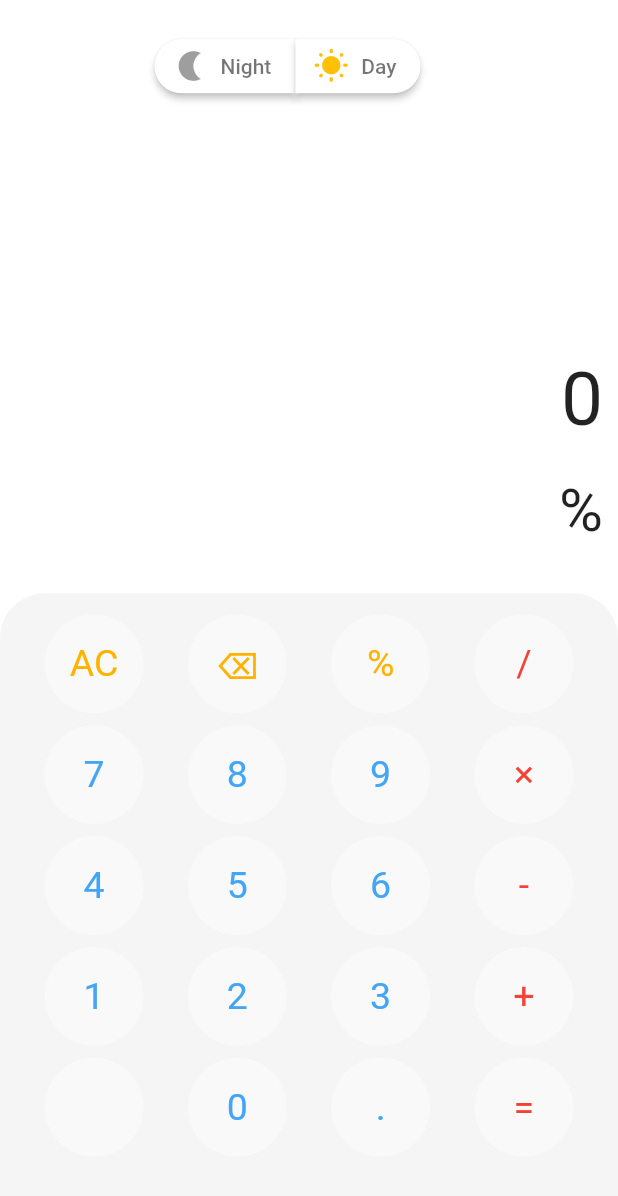
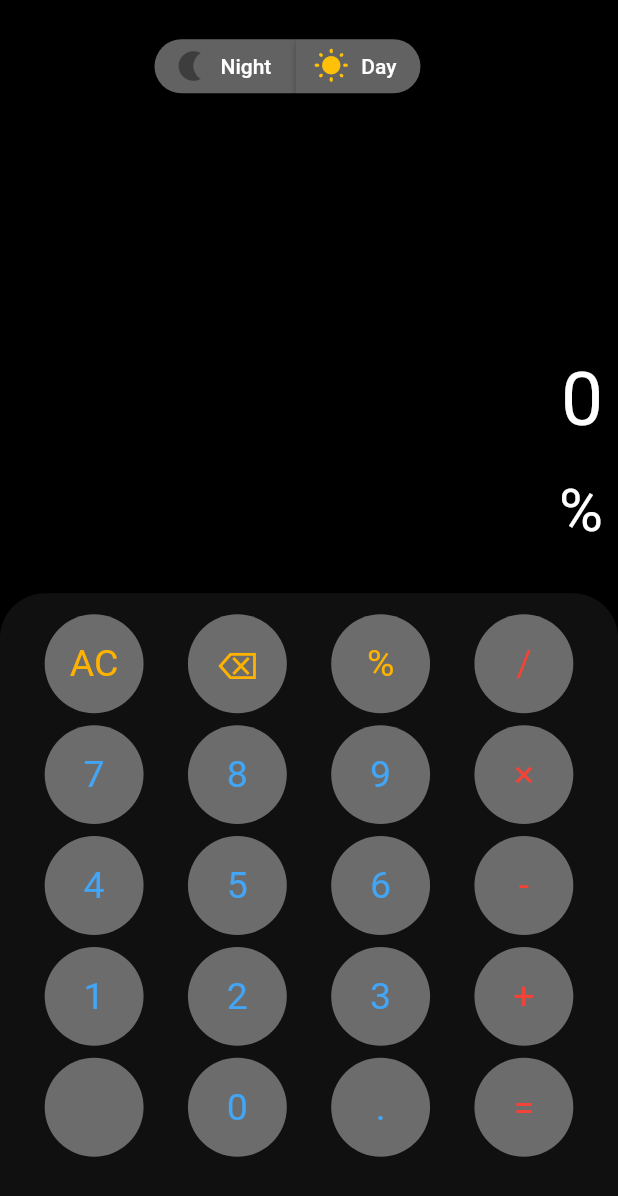
Before and after one commit to Oabanjo01/calculator-app, a Flutter app: the screen it shows after launch, after a tap on an icon or button, on a phone screen of 412 x 824 dp. Shown: the top 1196 px of the screen. Run offline on Flutter 3.47's test engine with Material 2 defaults, Android fonts, the phone set to English and light mode, and no system bars; our stand-ins replace math_expressions, shared_preferences.

Commit message:
The operators now work, theme is good, but needs more work

```diff
--- a/lib/main.dart
+++ b/lib/main.dart
@@ -1,4 +1,5 @@
 import 'package:flutter/material.dart';
+import 'package:shared_preferences/shared_preferences.dart';
 
 import 'screen/home.dart';
 
@@ -9,38 +10,57 @@ void main () {
 class CalculatorApp extends StatefulWidget {
   CalculatorApp({ Key? key }) : super(key: key);
 
-  late bool isLight = true;
-
   @override
   State<CalculatorApp> createState() => _CalculatorAppState();
 }
 
 class _CalculatorAppState extends State<CalculatorApp>{
 
-  toggleDarkTheme () {
+  int themeisLight = 0;
+
+  startingTheme () async {
+    SharedPreferences pref = await SharedPreferences.getInstance();
+    if (pref.getInt('isLight') != null) {
+      themeisLight = pref.getInt('isLight')!;
+    } else {
+      pref.setInt('isLight', themeisLight);
+    }
     setState(() {
-      widget.isLight = false;
+
     });
   }
 
-  toggleLightTheme () {
+  toggleTheme () async {
+    SharedPreferences pref = await SharedPreferences.getInstance();
+    if (pref.getInt('isLight') == 1) {
+      pref.setInt('isLight', 0);
+      themeisLight = 0;
+    } else {
+      pref.setInt('isLight', 1);
+      themeisLight = 1;
+    }
     setState(() {
-      widget.isLight = true;
+
     });
+  }
+  @override
+  void initState() {
+    startingTheme();
+    super.initState();
   }
 
   // @override
   // void didChangeDependencies() {
+  //   toggleTheme();
   //   super.didChangeDependencies();
-  //   toggleDarkTheme();
-  //   toggleDarkTheme();
   // }
+
   @override
   Widget build(BuildContext context) {
     return MaterialApp(
       debugShowCheckedModeBanner: false,
-      home: Home(toggleDark: toggleDarkTheme, toggleLight: toggleLightTheme,),
-      themeMode: widget.isLight ? ThemeMode.light : ThemeMode.dark,
+      home: Home(toggle: toggleTheme,),
+      themeMode: themeisLight == 1 ? ThemeMode.light : ThemeMode.dark,
       darkTheme: ThemeData(
         splashColor: Colors.white,
         scaffoldBackgroundColor: Colors.black,
--- a/lib/screen/home.dart
+++ b/lib/screen/home.dart
@@ -1,11 +1,10 @@
 import 'package:flutter/cupertino.dart';
 import 'package:flutter/material.dart';
+import 'package:math_expressions/math_expressions.dart';
 
 class Home extends StatefulWidget {
-  Home({Key? key, required this.toggleDark, required this.toggleLight}) : super(key: key);
-
-  Function toggleDark;
-  Function toggleLight;
+  Home({Key? key, this.toggle}) : super(key: key);
+  var toggle;
 
   @override
   State<Home> createState() => _HomeState();
@@ -13,6 +12,8 @@ class Home extends StatefulWidget {
 
 class _HomeState extends State<Home> {
   var input = '0';
+
+  var solution = '';
 
   var output = '0';
 
@@ -28,10 +29,27 @@ class _HomeState extends State<Home> {
           input = '0';
         }
       } else if (buttonText == '=') {
-        output = input;
+        solution = input;
+        solution = solution.replaceAll('×', '*');
+
+        try{
+          Parser p = Parser();
+          Expression exp = p.parse(solution);
+
+          ContextModel cm = ContextModel();
+          output = "${exp.evaluate(EvaluationType.REAL, cm)}";
+        }catch(e){
+          output = "error";
+        }
+
+
       } else if (input == '0') {
           input = buttonText;
-      } else {
+      } else if (buttonText == '%') {
+        solution = input;
+        output = (int.parse(solution)/100).toString();
+      }
+      else {
         input += buttonText;
       }
     });
@@ -65,12 +83,14 @@ class _HomeState extends State<Home> {
                   left: size.width * 0.25,
                   child: Container(
                     height: size.height * 0.1,
+                    child: InkWell(
                       child: Row(
                         mainAxisAlignment: MainAxisAlignment.center,
                         children: <Widget>[
                           night_button(),
                           day_button(),
                         ],
+                      ),
                     ),
                   ),
                 ),
@@ -157,9 +177,8 @@ class _HomeState extends State<Home> {
 
   void buttonPress() {}
 
-  InkWell day_button() {
-    return InkWell(
-      child: ElevatedButton.icon(
+  Widget day_button() {
+    return ElevatedButton.icon(
       icon: const Icon(
         Icons.wb_sunny_rounded,
         color: Colors.amber,
@@ -171,17 +190,15 @@ class _HomeState extends State<Home> {
               topRight: Radius.circular(20),
             ),
           ))),
-        onPressed: () => widget.toggleLight,
+      onPressed: widget.toggle,
       label: const Text(
         'Day',
-        ),
       ),
     );
   }
 
-  InkWell night_button() {
-    return InkWell(
-      child: ElevatedButton.icon(
+  Widget night_button() {
+    return ElevatedButton.icon(
       icon: const Icon(
         Icons.nightlight,
         color: Colors.black38,
@@ -193,10 +210,9 @@ class _HomeState extends State<Home> {
               bottomLeft: Radius.circular(20),
             ),
           ))),
-        onPressed: () => widget.toggleDark,
+      onPressed: widget.toggle,
       label: const Text(
         'Night',
-        ),
       ),
     );
   }
--- a/pubspec.yaml
+++ b/pubspec.yaml
@@ -34,6 +34,8 @@ dependencies:
   # The following adds the Cupertino Icons font to your application.
   # Use with the CupertinoIcons class for iOS style icons.
   cupertino_icons: ^1.0.2
+  shared_preferences: ^2.0.15
+  math_expressions: ^2.3.1
 
 dev_dependencies:
   flutter_test:
```
Also changed, not shown: pubspec.lock. Lines whose indentation alone changed are shown as unchanged.
